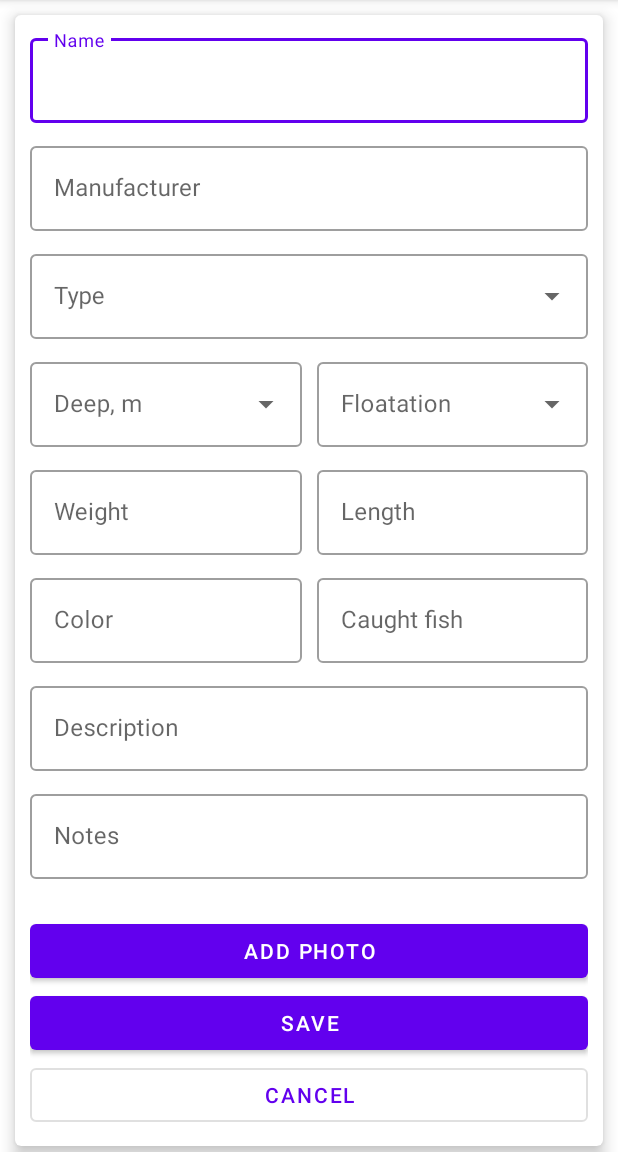
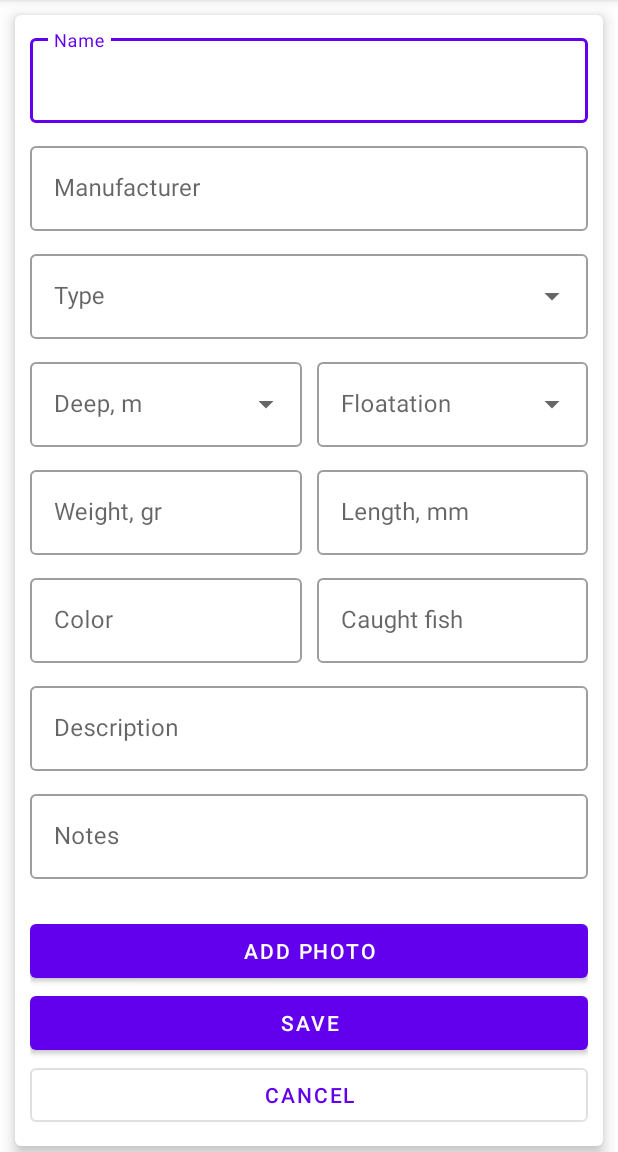
Before and after one commit to nanstas/Fisherman-s-pocket, an Android app: the fragment CreateEditLureFragment shown on its own in the app's theme, after a tap on "SAVE", on a phone screen of 412 x 824 dp, the part 84-1236 px from its top. Run offline under Robolectric (Android 15) with nearby library versions, the phone set to English and light mode, and no system bars; our stand-ins replace Dagger/Hilt's generated code, Room's generated code; 1 statement that could not run was skipped.

```diff
--- a/app/src/main/java/com/nanoshkin/fishermanspocket/data/db/LureDao.kt
+++ b/app/src/main/java/com/nanoshkin/fishermanspocket/data/db/LureDao.kt
@@ -10,7 +10,7 @@ import kotlinx.coroutines.flow.Flow
 interface LureDao {
     @Transaction
     @Query("SELECT * FROM LureEntity")
-     fun getAllLures(): Flow<List<Lure>>
+    fun getAllLures(): Flow<List<Lure>>
 
     @Insert(onConflict = OnConflictStrategy.REPLACE)
     suspend fun insertLure(lure: LureEntity)
--- a/app/src/main/java/com/nanoshkin/fishermanspocket/data/entities/LureEntity.kt
+++ b/app/src/main/java/com/nanoshkin/fishermanspocket/data/entities/LureEntity.kt
@@ -41,8 +41,8 @@ fun Lure.toEntity() = LureEntity(
     name = name,
     manufacturer = manufacturer,
     type = type?.name,
-    divingDepth = divingDepth,
-    floatation = floatation,
+    divingDepth = divingDepth?.name,
+    floatation = floatation?.name,
     weight = weight,
     length = length,
     description = description,
--- a/app/src/main/java/com/nanoshkin/fishermanspocket/data/repository/LureRepositoryImpl.kt
+++ b/app/src/main/java/com/nanoshkin/fishermanspocket/data/repository/LureRepositoryImpl.kt
@@ -2,6 +2,7 @@ package com.nanoshkin.fishermanspocket.data.repository
 
 import com.nanoshkin.fishermanspocket.data.db.LureDao
 import com.nanoshkin.fishermanspocket.data.entities.LureEntity
+import com.nanoshkin.fishermanspocket.data.entities.toEntity
 import com.nanoshkin.fishermanspocket.domain.models.Lure
 import com.nanoshkin.fishermanspocket.domain.repository.LureRepository
 import kotlinx.coroutines.flow.Flow
@@ -15,23 +16,6 @@ class LureRepositoryImpl(
     }
 
     override suspend fun saveLure(lure: Lure) {
-        dao.insertLure(mapToLureEntity(lure))
+        dao.insertLure(lure.toEntity())
     }
-
-    private fun mapToLureEntity(lure: Lure): LureEntity =
-        LureEntity(
-            id = lure.id,
-            name = lure.name,
-            manufacturer = lure.manufacturer,
-            type = lure.type?.name,
-            divingDepth = lure.divingDepth,
-            floatation = lure.floatation,
-            weight = lure.weight,
-            length = lure.length,
-            description = lure.description,
-            color = lure.color,
-            imageUrl = lure.imageUrl,
-            effectiveness = lure.effectiveness,
-            notes = lure.notes
-        )
 }
--- a/app/src/main/java/com/nanoshkin/fishermanspocket/domain/models/Lure.kt
+++ b/app/src/main/java/com/nanoshkin/fishermanspocket/domain/models/Lure.kt
@@ -5,8 +5,8 @@ data class Lure(
     val name: String,
     val manufacturer: String? = null,
     val type: LureType? = null,
-    val divingDepth: String? = null,
-    val floatation: String? = null,
+    val divingDepth: LureDivingDepth? = null,
+    val floatation: LureFloatation? = null,
     val weight: Int? = null,
     val length: Int? = null,
     val description: String? = null,
--- a/app/src/main/java/com/nanoshkin/fishermanspocket/presentation/ui/CreateEditLureFragment.kt
+++ b/app/src/main/java/com/nanoshkin/fishermanspocket/presentation/ui/CreateEditLureFragment.kt
@@ -5,12 +5,17 @@ import android.view.View
 import android.widget.ArrayAdapter
 import androidx.fragment.app.Fragment
 import androidx.fragment.app.viewModels
+import androidx.navigation.fragment.findNavController
 import com.nanoshkin.fishermanspocket.R
 import com.nanoshkin.fishermanspocket.databinding.FragmentCreateEditLureBinding
 import com.nanoshkin.fishermanspocket.domain.models.Lure
+import com.nanoshkin.fishermanspocket.domain.models.LureDivingDepth
+import com.nanoshkin.fishermanspocket.domain.models.LureFloatation
 import com.nanoshkin.fishermanspocket.domain.models.LureType
 import com.nanoshkin.fishermanspocket.presentation.viewmodels.LureViewModel
-import com.nanoshkin.fishermanspocket.utils.Utils.convertNewsCategory
+import com.nanoshkin.fishermanspocket.utils.Utils.convertLureDivingDepthCategory
+import com.nanoshkin.fishermanspocket.utils.Utils.convertLureFloatationCategory
+import com.nanoshkin.fishermanspocket.utils.Utils.convertLureTypeCategory
 import dagger.hilt.android.AndroidEntryPoint
 
 @AndroidEntryPoint
@@ -24,12 +29,21 @@ class CreateEditLureFragment : Fragment(R.layout.fragment_create_edit_lure) {
         binding = FragmentCreateEditLureBinding.bind(view)
 
         with(binding) {
-            val adapter = ArrayAdapter(requireContext(), R.layout.menu_item, LureType.values())
-            typeDropMenuAutoCompleteTextView.setAdapter(adapter)
+            val lureTypeAdapter =
+                ArrayAdapter(requireContext(), R.layout.menu_item, LureType.values())
+            typeDropMenuAutoCompleteTextView.setAdapter(lureTypeAdapter)
+
+            val lureDeepAdapter =
+                ArrayAdapter(requireContext(), R.layout.menu_item, LureDivingDepth.values())
+            divingDepthDropMenuAutoCompleteTextView.setAdapter(lureDeepAdapter)
+
+            val lureFloatationAdapter =
+                ArrayAdapter(requireContext(), R.layout.menu_item, LureFloatation.values())
+            floatationDropMenuAutoCompleteTextView.setAdapter(lureFloatationAdapter)
 
             saveButton.setOnClickListener {
                 viewModel.save(lureForSave())
-
+                findNavController().navigate(R.id.action_createEditLureFragment_to_nav_my_lures)
             }
         }
     }
@@ -40,9 +54,9 @@ class CreateEditLureFragment : Fragment(R.layout.fragment_create_edit_lure) {
                 id = null,
                 name = nameEditText.text.toString(),
                 manufacturer = manufacturerEditText.text.toString(),
-                type = convertNewsCategory(typeDropMenuAutoCompleteTextView.text.toString()),
-                divingDepth = deepDropMenuAutoCompleteTextView.text.toString(),
-                floatation = floatationDropMenuAutoCompleteTextView.text.toString(),
+                type = convertLureTypeCategory(typeDropMenuAutoCompleteTextView.text.toString()),
+                divingDepth = convertLureDivingDepthCategory(divingDepthDropMenuAutoCompleteTextView.text.toString()),
+                floatation = convertLureFloatationCategory(floatationDropMenuAutoCompleteTextView.text.toString()),
                 weight = weightEditText.text.toString().toIntOrNull(),
                 length = lengthEditText.text.toString().toIntOrNull(),
                 description = descriptionEditText.text.toString(),
--- a/app/src/main/java/com/nanoshkin/fishermanspocket/presentation/ui/MyLuresFragment.kt
+++ b/app/src/main/java/com/nanoshkin/fishermanspocket/presentation/ui/MyLuresFragment.kt
@@ -25,9 +25,6 @@ class MyLuresFragment : Fragment(R.layout.fragment_my_lures) {
         val adapter = LureListAdapter()
         binding.lureListRecyclerView.adapter = adapter
 
-//        viewModel.dataLures.observe(viewLifecycleOwner) {
-//            adapter.submitList(it)
-//        }
         lifecycleScope.launchWhenStarted {
             viewModel.dataLures.collectLatest {
                 adapter.submitList(it)
--- a/app/src/main/java/com/nanoshkin/fishermanspocket/presentation/viewmodels/LureViewModel.kt
+++ b/app/src/main/java/com/nanoshkin/fishermanspocket/presentation/viewmodels/LureViewModel.kt
@@ -1,15 +1,16 @@
 package com.nanoshkin.fishermanspocket.presentation.viewmodels
 
-import androidx.lifecycle.MutableLiveData
 import androidx.lifecycle.ViewModel
 import androidx.lifecycle.viewModelScope
 import com.nanoshkin.fishermanspocket.domain.models.Lure
-import com.nanoshkin.fishermanspocket.domain.models.LureType
 import com.nanoshkin.fishermanspocket.domain.usecases.GetAllLuresUseCase
 import com.nanoshkin.fishermanspocket.domain.usecases.SaveLureUseCase
 import dagger.hilt.android.lifecycle.HiltViewModel
 import kotlinx.coroutines.channels.BufferOverflow
-import kotlinx.coroutines.flow.*
+import kotlinx.coroutines.flow.MutableSharedFlow
+import kotlinx.coroutines.flow.SharedFlow
+import kotlinx.coroutines.flow.asSharedFlow
+import kotlinx.coroutines.flow.emitAll
 import kotlinx.coroutines.launch
 import javax.inject.Inject
 
@@ -18,22 +19,6 @@ class LureViewModel @Inject constructor(
     private val getAllLuresUseCase: GetAllLuresUseCase,
     private val saveLureUseCase: SaveLureUseCase
 ) : ViewModel() {
-
-    private val testLure = Lure(
-        id = null,
-        name = "MAG SQUAD",
-        manufacturer = "JACKALL",
-        type = LureType.MINNOW,
-        divingDepth = "1.5",
-        floatation = "SP",
-        weight = 21,
-        length = 128,
-        description = "Габаритный суспендер с точеной геометрией тела. При твитчинговой проводке очень чувствителен к любым движениям спиннинга. При резких рывках создает очень сильные вибрации в воде, распространяемые на дальние дистанции и улавливаемые рыбой. При паузах во время проводки выполняет угасающие покачивающие движения из стороны в сторону провоцируя хищника к атаке.\"",
-        color = "HL Silver & Black",
-        imageUrl = null,
-        effectiveness = 0,
-        notes = "",
-    )
 
     private val _dataLures = MutableSharedFlow<List<Lure>>(replay = 1, onBufferOverflow = BufferOverflow.DROP_OLDEST)
     val dataLures: SharedFlow<List<Lure>> = _dataLures.asSharedFlow()
--- a/app/src/main/java/com/nanoshkin/fishermanspocket/utils/Utils.kt
+++ b/app/src/main/java/com/nanoshkin/fishermanspocket/utils/Utils.kt
@@ -1,10 +1,12 @@
 package com.nanoshkin.fishermanspocket.utils
 
+import com.nanoshkin.fishermanspocket.domain.models.LureDivingDepth
+import com.nanoshkin.fishermanspocket.domain.models.LureFloatation
 import com.nanoshkin.fishermanspocket.domain.models.LureType
 
 object Utils {
-    fun convertNewsCategory(category: String): LureType {
-        return when (category) {
+    fun convertLureTypeCategory(lureType: String): LureType {
+        return when (lureType) {
             "MINNOW" -> LureType.MINNOW
             "SHAD" -> LureType.SHAD
             "FAT" -> LureType.FAT
@@ -23,4 +25,29 @@ object Utils {
             else -> LureType.OTHER
         }
     }
+
+    fun convertLureDivingDepthCategory(divingDepth: String): LureDivingDepth {
+        return when (divingDepth) {
+            "SSR" -> LureDivingDepth.SSR
+            "SR" -> LureDivingDepth.SR
+            "MDR" -> LureDivingDepth.MDR
+            "DD" -> LureDivingDepth.DD
+            "EDD" -> LureDivingDepth.EDD
+            else -> LureDivingDepth.UNKNOWN
+        }
+    }
+
+    fun convertLureFloatationCategory(floatation: String): LureFloatation {
+        return when (floatation) {
+            "FS" -> LureFloatation.FS
+            "S" -> LureFloatation.S
+            "SS" -> LureFloatation.SS
+            "SSS" -> LureFloatation.SSS
+            "SP" -> LureFloatation.SP
+            "SF" -> LureFloatation.SP
+            "F" -> LureFloatation.F
+            "FF" -> LureFloatation.FF
+            else -> LureFloatation.UNKNOWN
+        }
+    }
 }
--- a/app/src/main/res/layout/fragment_create_edit_lure.xml
+++ b/app/src/main/res/layout/fragment_create_edit_lure.xml
@@ -73,7 +73,7 @@
             </com.google.android.material.textfield.TextInputLayout>
 
             <com.google.android.material.textfield.TextInputLayout
-                android:id="@+id/deep_drop_menu_text_input_layout"
+                android:id="@+id/diving_depth_drop_menu_text_input_layout"
                 style="@style/Widget.MaterialComponents.TextInputLayout.OutlinedBox.ExposedDropdownMenu"
                 android:layout_width="0dp"
                 android:layout_height="wrap_content"
@@ -84,7 +84,7 @@
                 app:layout_constraintTop_toBottomOf="@id/type_drop_menu_text_input_layout">
 
                 <AutoCompleteTextView
-                    android:id="@+id/deep_drop_menu_auto_complete_text_view"
+                    android:id="@+id/diving_depth_drop_menu_auto_complete_text_view"
                     android:layout_width="match_parent"
                     android:layout_height="wrap_content"
                     android:inputType="text"
@@ -100,7 +100,7 @@
                 android:layout_marginTop="@dimen/spacing_small"
                 android:hint="@string/floatation"
                 app:layout_constraintEnd_toEndOf="parent"
-                app:layout_constraintStart_toEndOf="@id/deep_drop_menu_text_input_layout"
+                app:layout_constraintStart_toEndOf="@id/diving_depth_drop_menu_text_input_layout"
                 app:layout_constraintTop_toBottomOf="@id/type_drop_menu_text_input_layout">
 
                 <AutoCompleteTextView
@@ -120,7 +120,7 @@
                 android:hint="@string/weight"
                 app:layout_constraintEnd_toStartOf="@id/length_text_input_layout"
                 app:layout_constraintStart_toStartOf="parent"
-                app:layout_constraintTop_toBottomOf="@id/deep_drop_menu_text_input_layout">
+                app:layout_constraintTop_toBottomOf="@id/diving_depth_drop_menu_text_input_layout">
 
                 <com.google.android.material.textfield.TextInputEditText
                     android:id="@+id/weight_edit_text"
--- a/app/src/main/res/navigation/mobile_navigation.xml
+++ b/app/src/main/res/navigation/mobile_navigation.xml
@@ -33,5 +33,9 @@
         android:id="@+id/createEditLureFragment"
         android:name="com.nanoshkin.fishermanspocket.presentation.ui.CreateEditLureFragment"
         android:label="fragment_create_edit_lure"
-        tools:layout="@layout/fragment_create_edit_lure" />
+        tools:layout="@layout/fragment_create_edit_lure" >
+        <action
+            android:id="@+id/action_createEditLureFragment_to_nav_my_lures"
+            app:destination="@id/nav_my_lures" />
+    </fragment>
 </navigation>
--- a/app/src/main/res/values/strings.xml
+++ b/app/src/main/res/values/strings.xml
@@ -22,12 +22,12 @@
     <string name="floatation">Floatation</string>
     <string name="floatation_with_colon">Floatation:</string>
     <string name="description">Description</string>
-    <string name="weight">Weight</string>
+    <string name="weight">Weight, gr</string>
     <string name="weight_with_colon">Weight, gr:</string>
     <string name="version">Версия:</string>
     <string name="save">Save</string>
     <string name="cancel">Cancel</string>
-    <string name="length">Length</string>
+    <string name="length">Length, mm</string>
     <string name="length_with_colon">Length, mm:</string>
     <string name="add_photo">Add photo</string>
     <string name="notes">Notes</string>
```
Also changed, not shown: app/src/main/java/com/nanoshkin/fishermanspocket/adapter/LureListAdapter.kt (+6 -6 lines), app/src/main/java/com/nanoshkin/fishermanspocket/domain/models/LureDivingDepth.kt (added, +10 -0 lines), app/src/main/java/com/nanoshkin/fishermanspocket/domain/models/LureFloatation.kt (added, +13 -0 lines), app/src/main/java/com/nanoshkin/fishermanspocket/domain/models/LureType.kt (+17 -17 lines), 1 other file.
